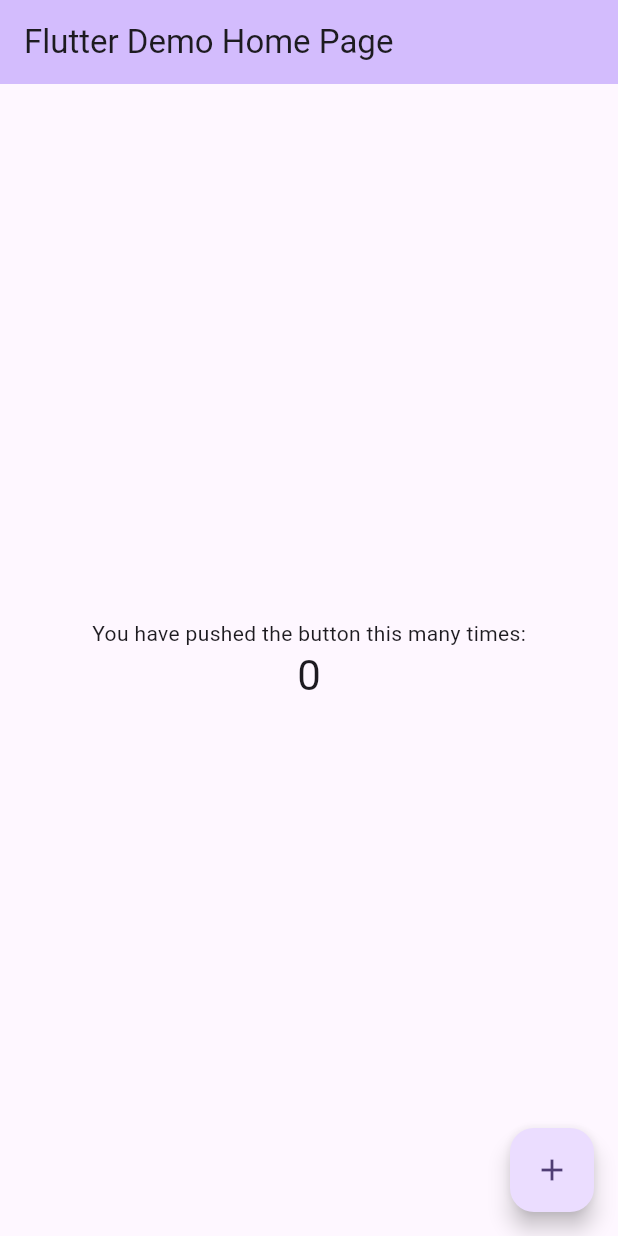
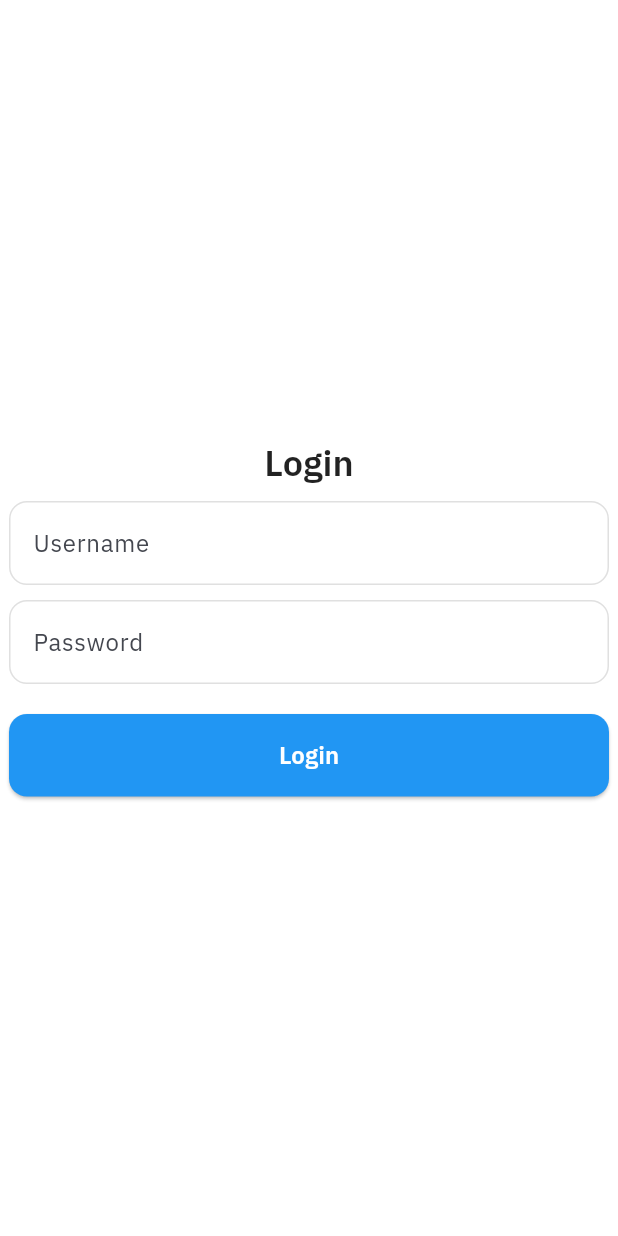
Before and after one commit to felixhal/pricing_pal_ea, a Flutter app: the screen it shows after launch, on a phone screen of 412 x 824 dp. Run offline on Flutter 3.47's test engine with Material 3 defaults, Android fonts, the phone set to English and light mode, and no system bars; our stand-ins replace google_fonts.

Commit message:
auth screen

```diff
--- a/lib/main.dart
+++ b/lib/main.dart
@@ -1,4 +1,6 @@
 import 'package:flutter/material.dart';
+import './view/auth_screen.dart';
+import './theme.dart';
 
 void main() {
   runApp(const MyApp());
@@ -11,115 +13,6 @@
   @override
   Widget build(BuildContext context) {
     return MaterialApp(
-      title: 'Flutter Demo',
-      theme: ThemeData(
-        // This is the theme of your application.
-        //
-        // TRY THIS: Try running your application with "flutter run". You'll see
-        // the application has a purple toolbar. Then, without quitting the app,
-        // try changing the seedColor in the colorScheme below to Colors.green
-        // and then invoke "hot reload" (save your changes or press the "hot
-        // reload" button in a Flutter-supported IDE, or press "r" if you used
-        // the command line to start the app).
-        //
-        // Notice that the counter didn't reset back to zero; the application
-        // state is not lost during the reload. To reset the state, use hot
-        // restart instead.
-        //
-        // This works for code too, not just values: Most code changes can be
-        // tested with just a hot reload.
-        colorScheme: ColorScheme.fromSeed(seedColor: Colors.deepPurple),
-        useMaterial3: true,
-      ),
-      home: const MyHomePage(title: 'Flutter Demo Home Page'),
-    );
+        title: 'Flutter Demo', theme: AppTheme.lightTheme, home: AuthScreen());
   }
 }
-
-class MyHomePage extends StatefulWidget {
-  const MyHomePage({super.key, required this.title});
-
-  // This widget is the home page of your application. It is stateful, meaning
-  // that it has a State object (defined below) that contains fields that affect
-  // how it looks.
-
-  // This class is the configuration for the state. It holds the values (in this
-  // case the title) provided by the parent (in this case the App widget) and
-  // used by the build method of the State. Fields in a Widget subclass are
-  // always marked "final".
-
-  final String title;
-
-  @override
-  State<MyHomePage> createState() => _MyHomePageState();
-}
-
-class _MyHomePageState extends State<MyHomePage> {
-  int _counter = 0;
-
-  void _incrementCounter() {
-    setState(() {
-      // This call to setState tells the Flutter framework that something has
-      // changed in this State, which causes it to rerun the build method below
-      // so that the display can reflect the updated values. If we changed
-      // _counter without calling setState(), then the build method would not be
-      // called again, and so nothing would appear to happen.
-      _counter++;
-    });
-  }
-
-  @override
-  Widget build(BuildContext context) {
-    // This method is rerun every time setState is called, for instance as done
-    // by the _incrementCounter method above.
-    //
-    // The Flutter framework has been optimized to make rerunning build methods
-    // fast, so that you can just rebuild anything that needs updating rather
-    // than having to individually change instances of widgets.
-    return Scaffold(
-      appBar: AppBar(
-        // TRY THIS: Try changing the color here to a specific color (to
-        // Colors.amber, perhaps?) and trigger a hot reload to see the AppBar
-        // change color while the other colors stay the same.
-        backgroundColor: Theme.of(context).colorScheme.inversePrimary,
-        // Here we take the value from the MyHomePage object that was created by
-        // the App.build method, and use it to set our appbar title.
-        title: Text(widget.title),
-      ),
-      body: Center(
-        // Center is a layout widget. It takes a single child and positions it
-        // in the middle of the parent.
-        child: Column(
-          // Column is also a layout widget. It takes a list of children and
-          // arranges them vertically. By default, it sizes itself to fit its
-          // children horizontally, and tries to be as tall as its parent.
-          //
-          // Column has various properties to control how it sizes itself and
-          // how it positions its children. Here we use mainAxisAlignment to
-          // center the children vertically; the main axis here is the vertical
-          // axis because Columns are vertical (the cross axis would be
-          // horizontal).
-          //
-          // TRY THIS: Invoke "debug painting" (choose the "Toggle Debug Paint"
-          // action in the IDE, or press "p" in the console), to see the
-          // wireframe for each widget.
-          mainAxisAlignment: MainAxisAlignment.center,
-          children: <Widget>[
-            const Text(
-              'You have pushed the button this many times:',
-            ),
-            Text(
-              '$_counter',
-              style: Theme.of(context).textTheme.headlineMedium,
-            ),
-          ],
-        ),
-      ),
-      floatingActionButton: FloatingActionButton(
-        onPressed: _incrementCounter,
-        tooltip: 'Increment',
-        child: const Icon(Icons.add),
-      ), // This trailing comma makes auto-formatting nicer for build methods.
-    );
-  }
-}
--- /dev/null
+++ b/lib/theme.dart
@@ -0,0 +1,93 @@
+import 'package:flutter/material.dart';
+import 'package:google_fonts/google_fonts.dart';
+
+class AppTheme {
+  static Color primaryColor = Color(0xFF007BFF); // Pylon Solar Blue
+  static Color secondaryColor = Color(0xFF4CAF50); // Green (success)
+  static Color accentColor = Color(0xFFFFA726); // Orange (accent)
+  static Color backgroundColor =
+      Color(0xFFF7F8FA); // Light Notion-like background
+
+  static ThemeData lightTheme = ThemeData(
+    useMaterial3: true, // Enable Material 3
+
+    // Defining Material 3 ColorScheme with Pylon Solar-inspired colors
+    colorScheme: ColorScheme.fromSeed(
+      seedColor: primaryColor,
+      primary: primaryColor,
+      secondary: secondaryColor,
+      background: backgroundColor,
+      surface: Colors.white,
+      error: Colors.redAccent,
+    ),
+
+    // Updated typography with Pylon Solar CRM style
+    textTheme: TextTheme(
+      displayLarge: GoogleFonts.ibmPlexSans(
+        fontSize: 36.0,
+        fontWeight: FontWeight.bold,
+        color: Colors.black87,
+      ),
+      headlineMedium: GoogleFonts.ibmPlexSans(
+        fontSize: 24.0,
+        fontWeight: FontWeight.w600,
+        color: Colors.black87,
+      ),
+      bodyLarge: GoogleFonts.ibmPlexSans(
+        fontSize: 16.0,
+        fontWeight: FontWeight.normal,
+        color: Colors.black87,
+      ),
+      bodyMedium: GoogleFonts.ibmPlexSans(
+        fontSize: 14.0,
+        fontWeight: FontWeight.normal,
+        color: Colors.black54,
+      ),
+      labelLarge: GoogleFonts.ibmPlexSans(
+        fontSize: 16.0,
+        fontWeight: FontWeight.w600,
+        color: Colors.white,
+      ),
+    ),
+
+    // AppBar styling with Material 3 characteristics
+    appBarTheme: AppBarTheme(
+      backgroundColor: Colors.white,
+      foregroundColor: Colors.black,
+      elevation: 0,
+      iconTheme: IconThemeData(color: Colors.black),
+      titleTextStyle: TextStyle(
+          color: Colors.black, fontSize: 20, fontWeight: FontWeight.bold),
+    ),
+
+    // Elevated Button styling
+    elevatedButtonTheme: ElevatedButtonThemeData(
+      style: ElevatedButton.styleFrom(
+        backgroundColor: primaryColor, // Pylon Solar blue
+        foregroundColor: Colors.white, // White text
+        padding: EdgeInsets.symmetric(vertical: 16),
+        shape: RoundedRectangleBorder(
+          borderRadius: BorderRadius.circular(12),
+        ),
+      ),
+    ),
+
+    // TextFormFields styled to match Material 3 aesthetics
+    inputDecorationTheme: InputDecorationTheme(
+      filled: true,
+      fillColor: Colors.white,
+      border: OutlineInputBorder(
+        borderRadius: BorderRadius.circular(12),
+        borderSide: BorderSide(color: Colors.grey.shade300),
+      ),
+      focusedBorder: OutlineInputBorder(
+        borderRadius: BorderRadius.circular(12),
+        borderSide: BorderSide(color: primaryColor),
+      ),
+      enabledBorder: OutlineInputBorder(
+        borderRadius: BorderRadius.circular(12),
+        borderSide: BorderSide(color: Colors.grey.shade300),
+      ),
+    ),
+  );
+}
--- /dev/null
+++ b/lib/view/auth_screen.dart
@@ -0,0 +1,55 @@
+import 'package:flutter/material.dart';
+
+class AuthScreen extends StatefulWidget {
+  const AuthScreen({super.key});
+
+  @override
+  State<AuthScreen> createState() => _AuthScreenState();
+}
+
+class _AuthScreenState extends State<AuthScreen> {
+  @override
+  Widget build(BuildContext context) {
+    return Scaffold(
+      body: Center(
+        child: ConstrainedBox(
+          constraints: const BoxConstraints(maxWidth: 400),
+          child: Form(
+            child: Column(
+              mainAxisSize: MainAxisSize.min,
+              children: [
+                Text('Login',
+                    style: Theme.of(context).textTheme.headlineMedium),
+                const SizedBox(
+                  height: 10.0,
+                ),
+                TextFormField(
+                  decoration: const InputDecoration(label: Text('Username')),
+                ),
+                const SizedBox(
+                  height: 10.0,
+                ),
+                TextFormField(
+                  obscureText: true,
+                  decoration: const InputDecoration(label: Text('Password')),
+                ),
+                const SizedBox(
+                  height: 20.0,
+                ),
+                SizedBox(
+                    width: double.infinity,
+                    child: ElevatedButton(
+                        onPressed: () {},
+                        style: ElevatedButton.styleFrom(
+                            backgroundColor: Colors.blue,
+                            foregroundColor: Colors.white,
+                            minimumSize: const Size(double.infinity, 50)),
+                        child: const Text('Login')))
+              ],
+            ),
+          ),
+        ),
+      ),
+    );
+  }
+}
--- a/pubspec.yaml
+++ b/pubspec.yaml
@@ -1,5 +1,5 @@
 name: pricing_pal
-description: "A new Flutter project."
+description: 'A new Flutter project.'
 # The following line prevents the package from being accidentally published to
 # pub.dev using `flutter pub publish`. This is preferred for private packages.
 publish_to: 'none' # Remove this line if you wish to publish to pub.dev
@@ -31,10 +31,10 @@ dependencies:
   flutter:
     sdk: flutter
 
-
   # The following adds the Cupertino Icons font to your application.
   # Use with the CupertinoIcons class for iOS style icons.
   cupertino_icons: ^1.0.6
+  google_fonts: ^6.2.1
 
 dev_dependencies:
   flutter_test:
@@ -52,7 +52,6 @@ dev_dependencies:
 
 # The following section is specific to Flutter packages.
 flutter:
-
   # The following line ensures that the Material Icons font is
   # included with your application, so that you can use the icons in
   # the material Icons class.
```
Also changed, not shown: pubspec.lock, 7 other files.
